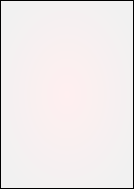
The window that Data/src/ui/backcard.ui (NE-student/CardGames) describes before a commit, drawn with Qt 5.
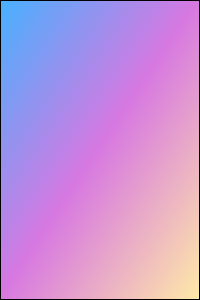
The same window after the commit.

```diff
--- a/Data/src/ui/backcard.ui
+++ b/Data/src/ui/backcard.ui
@@ -6,10 +6,22 @@
    <rect>
     <x>0</x>
     <y>0</y>
-    <width>134</width>
-    <height>189</height>
+    <width>200</width>
+    <height>300</height>
    </rect>
   </property>
+  <property name="minimumSize">
+   <size>
+    <width>60</width>
+    <height>130</height>
+   </size>
+  </property>
+  <property name="maximumSize">
+   <size>
+    <width>200</width>
+    <height>300</height>
+   </size>
+  </property>
   <property name="windowTitle">
    <string>Form</string>
   </property>
@@ -36,7 +48,7 @@
 {
 	
 	
-	background-color: qradialgradient(spread:pad, cx:0.5, cy:0.5, radius:0.593, fx:0.5, fy:0.5, stop:0 rgba(255, 239, 240, 255), stop:1 rgba(241, 241, 241, 255));
+	background-color: qlineargradient(spread:pad, x1:0, y1:0, x2:1, y2:1, stop:0 rgba(70, 177, 255, 255), stop:0.494318 rgba(215, 120, 225, 255), stop:1 rgba(255, 234, 167, 255));
 }</string>
      </property>
      <property name="frameShape">
```
